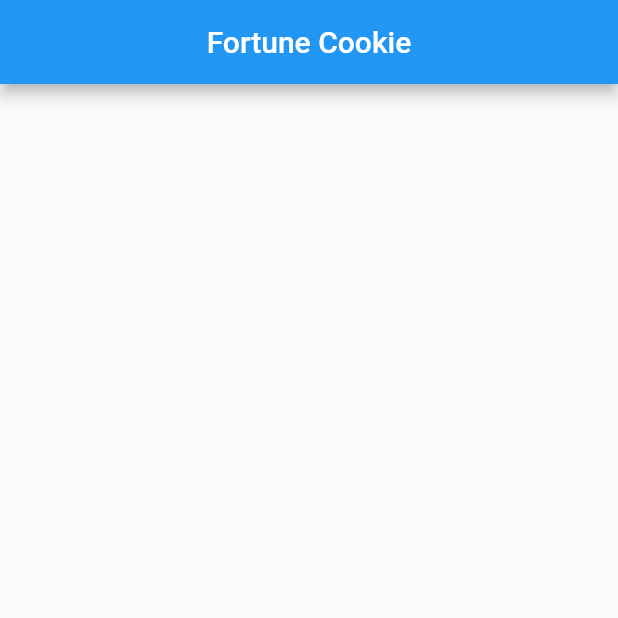
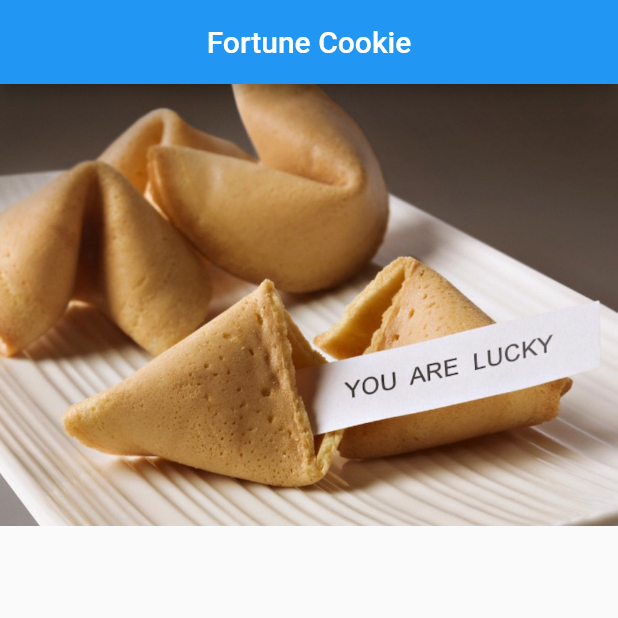
Before and after one commit to jyjeong620/fortune_cookie_app, a Flutter app: the screen it shows after launch, on a phone screen of 412 x 824 dp, the top half of it. Run offline on Flutter 3.47's test engine with Material 2 defaults, Android fonts, the phone set to English and light mode, and no system bars.

Commit message:
feat: 포춘쿠키 이미지 추가

```diff
--- a/lib/home_page.dart
+++ b/lib/home_page.dart
@@ -19,14 +19,14 @@ class _HomePageState extends State<HomePage> {
       appBar: AppBar(
         title: const Center(child: Text("Fortune Cookie")),
       ),
-
-      // TODO: 4. 화면에 fortune-cookie.jpg 이미지를 표시해주세요.
       // TODO: 5. 이미지 아래에 텍스트를 추가하고 글자 크기를 18으로 설정해주세요.
       // TODO: 6. 텍스트 아래에 붉은색 버튼(가로 300, 높이 50)을 추가해주세요. (Hint! Column을 사용하세요.)
       // TODO: 7. 버튼 텍스트는 Lucky!로, 글자 크기를 20, 색상을 흰색으로 설정해주세요.
 
       // TODO: 17. 버튼이 클릭되면 텍스트 메시지가 업데이트되도록 처리해주세요. (Hint! 상태 갱신은 setState 메서드를 사용하세요.)
-      body: Container(),
+      body: Container(
+        child: Image.asset("assets/images/fortune-cookie.jpg"),
+      ),
     );
   }
 }
```
Also changed, not shown: pubspec.yaml (+2 -5 lines).
